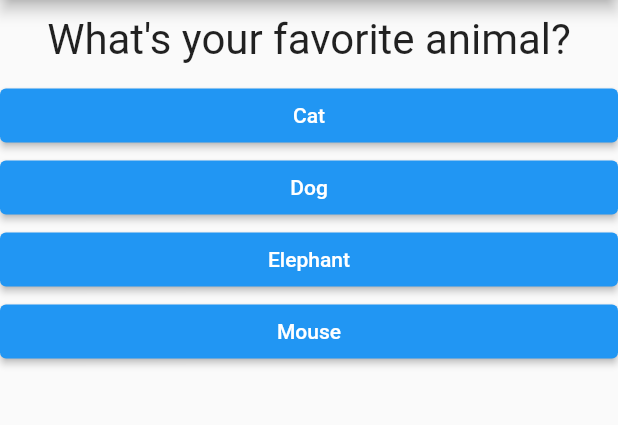
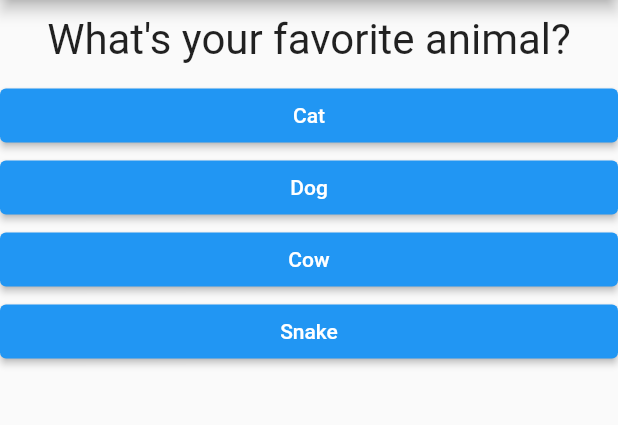
Before and after one commit to Corbinsteig/Flutter-and-Dart-Learning, a Flutter app: the screen it shows after launch, after a tap on "Black", on a phone screen of 412 x 824 dp, the part 84-509 px from its top. Run offline on Flutter 3.47's test engine with Material 2 defaults, Android fonts, the phone set to English and light mode, and no system bars.

Commit message:
Finished Quiz app

```diff
--- a/lib/main.dart
+++ b/lib/main.dart
@@ -1,7 +1,10 @@
 import 'package:flutter/material.dart';
+import 'package:flutter_complete_guide/result.dart';
 
+import './quiz.dart';
 import './question.dart';
 import './answer.dart';
+import './result.dart';
 
 // void main() {
 //   runApp(MyApp());
@@ -18,48 +21,73 @@ class MyApp extends StatefulWidget {
 }
 
 class _MyAppState extends State<MyApp> {
+  final _questions = const [
+    {
+      'questionText': "What's your favorite color?",
+      'answers': [
+        {'text': 'Black', 'score': 10},
+        {'text': 'Red', 'score': 1},
+        {'text': 'Green', 'score': 5},
+        {'text': 'White', 'score': 10},
+      ],
+    },
+    {
+      'questionText': "What's your favorite animal?",
+      'answers': [
+        {'text': 'Cat', 'score': 1},
+        {'text': 'Dog', 'score': 2},
+        {'text': 'Cow', 'score': 3},
+        {'text': 'Snake', 'score': 10},
+      ],
+    },
+    {
+      'questionText': "Who's your favorite instructor?",
+      'answers': [
+        {'text': 'Max', 'score': 10},
+        {'text': 'Hugo', 'score': 3},
+        {'text': 'Jorge', 'score': 5},
+        {'text': 'Matilda', 'score': 1},
+      ],
+    },
+  ];
   var _questionIndex = 0;
+  var _totalScore = 0;
 
-  void _answerQuestion() {
+  void _resetQuiz() {
+    setState(() {
+      _questionIndex = 0;
+      _totalScore = 0;
+    });
+  }
+
+  void _answerQuestion(int score) {
+    _totalScore = _totalScore + score;
+
     setState(() {
       _questionIndex = _questionIndex + 1;
     });
     print(_questionIndex);
+    if (_questionIndex < _questions.length) {
+      print('We have more questions!');
+    } else {
+      print('no more questions!');
+    }
   }
 
   @override
   Widget build(BuildContext context) {
-    var questions = [
-      {
-        'questionText': "What's your favorite color?",
-        'answers': ['Black', 'Red', 'Green', 'White'],
-      },
-      {
-        'questionText': "What's your favorite animal?",
-        'answers': ['Cat', 'Dog', 'Elephant', 'Mouse'],
-      },
-      {
-        'questionText': "Who's your favorite instructor?",
-        'answers': ['Max', 'Millie', 'Jorge', 'Hugo'],
-      },
-    ];
     return MaterialApp(
-      home: Scaffold(
-        appBar: AppBar(
-          title: Text('My First App'),
-        ),
-        body: Column(
-          children: [
-            Question(
-              questions[_questionIndex]['questionText'],
-            ),
-            ...(questions[_questionIndex]['answers'] as List<String>)
-                .map((answer) {
-              return Answer(_answerQuestion, answer);
-            }).toList()
-          ],
-        ),
+        home: Scaffold(
+      appBar: AppBar(
+        title: Text('My First App'),
       ),
-    );
+      body: _questionIndex < _questions.length
+          ? Quiz(
+              answerQuestion: _answerQuestion,
+              questionIndex: _questionIndex,
+              questions: _questions,
+            )
+          : Result(_totalScore, _resetQuiz),
+    ));
   }
 }
--- /dev/null
+++ b/lib/quiz.dart
@@ -0,0 +1,28 @@
+import 'package:flutter/material.dart';
+import './question.dart';
+import './answer.dart';
+
+class Quiz extends StatelessWidget {
+  final List<Map<String, Object>> questions;
+  final int questionIndex;
+  final Function answerQuestion;
+
+  Quiz(
+      {@required this.questions,
+      @required this.answerQuestion,
+      @required this.questionIndex});
+
+  @override
+  Widget build(BuildContext context) {
+    return Column(
+      children: [
+        Question(
+          questions[questionIndex]['questionText'] as String,
+        ),
+        ...(questions[questionIndex]['answers'] as List<Map<String, Object>>).map((answer) {
+          return Answer(() => answerQuestion(answer['score']), answer['text']);
+        }).toList()
+      ],
+    );
+  }
+}
```
Also changed, not shown: lib/result.dart (added, +37 -0 lines).
